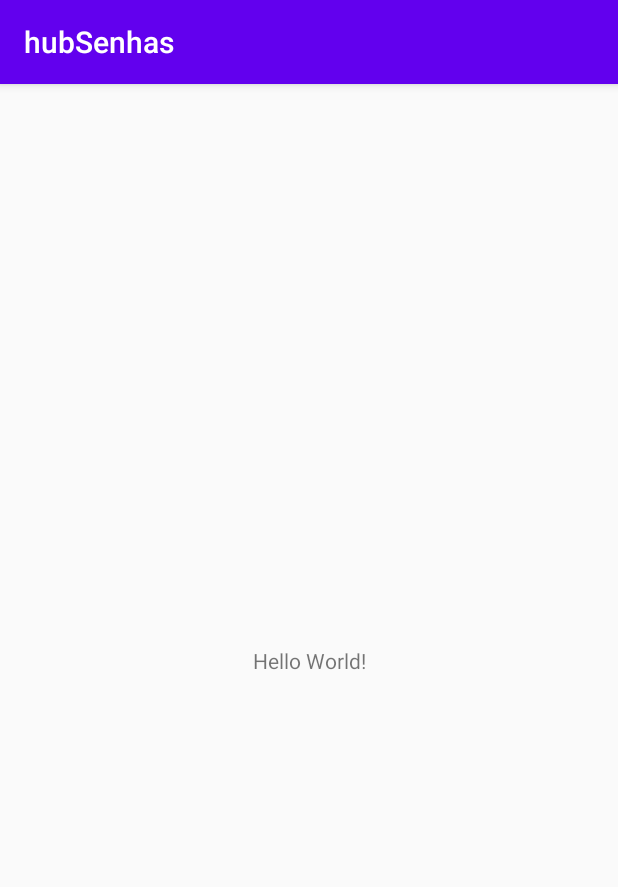
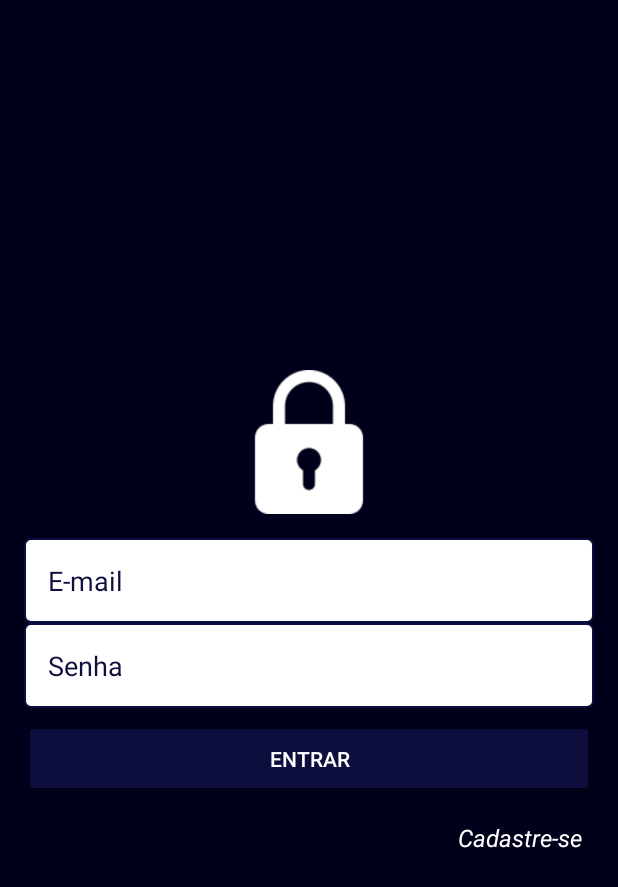
Before and after one commit to juniormargalho/hubSenhas, an Android app: the screen it shows after launch (MainActivity before the commit, LoginActivity after it), on a phone screen of 412 x 824 dp. Shown: the top 887 px of the screen. Run offline under Robolectric (Android 15) with nearby library versions, the phone set to English and light mode, and no system bars.

Commit message:
tela de login

```diff
--- a/app/src/main/AndroidManifest.xml
+++ b/app/src/main/AndroidManifest.xml
@@ -9,7 +9,9 @@
         android:roundIcon="@mipmap/ic_launcher_round"
         android:supportsRtl="true"
         android:theme="@style/AppTheme">
-        <activity android:name=".MainActivity">
+        <activity android:name=".activity.CadastroActivity"></activity>
+        <activity android:name=".activity.LoginActivity" />
+        <activity android:name=".activity.SplashActivity">
             <intent-filter>
                 <action android:name="android.intent.action.MAIN" />
 
--- a/app/src/main/java/com/juniormargalho/projeto2020/hubsenhas/MainActivity.java
+++ /dev/null
@@ -1,14 +0,0 @@
-package com.juniormargalho.projeto2020.hubsenhas;
-
-import androidx.appcompat.app.AppCompatActivity;
-
-import android.os.Bundle;
-
-public class MainActivity extends AppCompatActivity {
-
-    @Override
-    protected void onCreate(Bundle savedInstanceState) {
-        super.onCreate(savedInstanceState);
-        setContentView(R.layout.activity_main);
-    }
-}
--- /dev/null
+++ b/app/src/main/java/com/juniormargalho/projeto2020/hubsenhas/activity/CadastroActivity.java
@@ -0,0 +1,16 @@
+package com.juniormargalho.projeto2020.hubsenhas.activity;
+
+import androidx.appcompat.app.AppCompatActivity;
+
+import android.os.Bundle;
+
+import com.juniormargalho.projeto2020.hubsenhas.R;
+
+public class CadastroActivity extends AppCompatActivity {
+
+    @Override
+    protected void onCreate(Bundle savedInstanceState) {
+        super.onCreate(savedInstanceState);
+        setContentView(R.layout.activity_cadastro);
+    }
+}
--- /dev/null
+++ b/app/src/main/java/com/juniormargalho/projeto2020/hubsenhas/activity/LoginActivity.java
@@ -0,0 +1,17 @@
+package com.juniormargalho.projeto2020.hubsenhas.activity;
+
+import androidx.appcompat.app.AppCompatActivity;
+
+import android.os.Bundle;
+
+import com.juniormargalho.projeto2020.hubsenhas.R;
+
+public class LoginActivity extends AppCompatActivity {
+
+    @Override
+    protected void onCreate(Bundle savedInstanceState) {
+        super.onCreate(savedInstanceState);
+        setContentView(R.layout.activity_login);
+        getSupportActionBar().hide();
+    }
+}
--- /dev/null
+++ b/app/src/main/java/com/juniormargalho/projeto2020/hubsenhas/activity/SplashActivity.java
@@ -0,0 +1,29 @@
+package com.juniormargalho.projeto2020.hubsenhas.activity;
+
+import androidx.appcompat.app.AppCompatActivity;
+
+import android.content.Intent;
+import android.os.Bundle;
+import android.os.Handler;
+
+import com.juniormargalho.projeto2020.hubsenhas.R;
+
+public class SplashActivity extends AppCompatActivity {
+
+    @Override
+    protected void onCreate(Bundle savedInstanceState) {
+        super.onCreate(savedInstanceState);
+        setContentView(R.layout.activity_splash);
+        getSupportActionBar().hide();
+
+        new Handler().postDelayed(new Runnable() {
+            @Override
+            public void run() {
+                Intent i = new Intent(SplashActivity.this, LoginActivity.class);
+                startActivity(i);
+                finish();
+            }
+        }, 3000);
+
+    }
+}
--- /dev/null
+++ b/app/src/main/res/drawable/bg_edit_text.xml
@@ -0,0 +1,9 @@
+<?xml version="1.0" encoding="utf-8"?>
+<shape xmlns:android="http://schemas.android.com/apk/res/android"
+    android:shape="rectangle">
+
+    <solid android:color="@color/colorPrimary"/>
+    <stroke android:width="1dp" android:color="@color/azulClaro"/>
+    <corners android:radius="4dp"/>
+
+</shape>
--- a/app/src/main/res/layout/activity_main.xml
+++ b/app/src/main/res/layout/activity_cadastro.xml
@@ -4,15 +4,6 @@
     xmlns:tools="http://schemas.android.com/tools"
     android:layout_width="match_parent"
     android:layout_height="match_parent"
-    tools:context=".MainActivity">
-
-    <TextView
-        android:layout_width="wrap_content"
-        android:layout_height="wrap_content"
-        android:text="Hello World!"
-        app:layout_constraintBottom_toBottomOf="parent"
-        app:layout_constraintLeft_toLeftOf="parent"
-        app:layout_constraintRight_toRightOf="parent"
-        app:layout_constraintTop_toTopOf="parent" />
+    tools:context=".activity.CadastroActivity">
 
 </androidx.constraintlayout.widget.ConstraintLayout>
--- /dev/null
+++ b/app/src/main/res/layout/activity_login.xml
@@ -0,0 +1,69 @@
+<?xml version="1.0" encoding="utf-8"?>
+<LinearLayout xmlns:android="http://schemas.android.com/apk/res/android"
+    xmlns:app="http://schemas.android.com/apk/res-auto"
+    xmlns:tools="http://schemas.android.com/tools"
+    android:layout_width="match_parent"
+    android:layout_height="match_parent"
+    android:background="@color/colorPrimaryDark"
+    android:gravity="center"
+    android:orientation="vertical"
+    android:padding="16dp"
+    tools:context=".activity.LoginActivity">
+
+    <ImageView
+        android:id="@+id/imageView"
+        android:layout_width="96dp"
+        android:layout_height="96dp"
+        android:layout_marginBottom="16dp"
+        app:srcCompat="@drawable/padlock" />
+
+    <EditText
+        android:id="@+id/editLoginEmail"
+        android:layout_width="match_parent"
+        android:layout_height="wrap_content"
+        android:ems="10"
+        android:hint="E-mail"
+        android:background="@drawable/bg_edit_text"
+        android:padding="16dp"
+        android:inputType="textEmailAddress"
+        android:textColorHint="@color/azulClaro" />
+
+    <EditText
+        android:id="@+id/editLoginSenha"
+        android:layout_width="match_parent"
+        android:layout_height="wrap_content"
+        android:ems="10"
+        android:hint="Senha"
+        android:background="@drawable/bg_edit_text"
+        android:padding="16dp"
+        android:inputType="textPassword"
+        android:layout_marginBottom="8dp"
+        android:textColorHint="@color/azulClaro" />
+
+    <Button
+        android:id="@+id/buttonLoginEntrar"
+        android:layout_width="match_parent"
+        android:layout_height="wrap_content"
+        android:layout_marginBottom="8dp"
+        android:theme="@style/botaoPadrao"
+        android:padding="16dp"
+        android:text="Entrar" />
+
+    <LinearLayout
+        android:layout_width="match_parent"
+        android:layout_height="wrap_content"
+        android:gravity="right"
+        android:orientation="vertical"
+        android:padding="8dp">
+
+        <TextView
+            android:id="@+id/textLoginCadastrese"
+            android:layout_width="wrap_content"
+            android:layout_height="wrap_content"
+            android:text="Cadastre-se"
+            android:textColor="@color/colorPrimary"
+            android:textIsSelectable="false"
+            android:textSize="16sp"
+            android:textStyle="italic" />
+    </LinearLayout>
+</LinearLayout>
--- /dev/null
+++ b/app/src/main/res/layout/activity_splash.xml
@@ -0,0 +1,36 @@
+<?xml version="1.0" encoding="utf-8"?>
+<androidx.constraintlayout.widget.ConstraintLayout xmlns:android="http://schemas.android.com/apk/res/android"
+    xmlns:app="http://schemas.android.com/apk/res-auto"
+    xmlns:tools="http://schemas.android.com/tools"
+    android:layout_width="match_parent"
+    android:layout_height="match_parent"
+    android:background="@color/colorPrimaryDark"
+    tools:context=".activity.SplashActivity">
+
+    <TextView
+        android:id="@+id/textView"
+        android:layout_width="wrap_content"
+        android:layout_height="wrap_content"
+        android:layout_marginBottom="16dp"
+        android:text="Hub Senhas"
+        android:textColor="@color/colorPrimary"
+        android:textColorLink="@color/colorPrimary"
+        android:textSize="48sp"
+        android:textStyle="bold"
+        app:layout_constraintBottom_toTopOf="@+id/imageView2"
+        app:layout_constraintEnd_toEndOf="parent"
+        app:layout_constraintStart_toStartOf="parent"
+        app:layout_constraintTop_toTopOf="parent"
+        app:layout_constraintVertical_chainStyle="packed" />
+
+    <ImageView
+        android:id="@+id/imageView2"
+        android:layout_width="96dp"
+        android:layout_height="96dp"
+        app:layout_constraintBottom_toBottomOf="parent"
+        app:layout_constraintEnd_toEndOf="parent"
+        app:layout_constraintStart_toStartOf="parent"
+        app:layout_constraintTop_toBottomOf="@+id/textView"
+        app:srcCompat="@drawable/padlock" />
+
+</androidx.constraintlayout.widget.ConstraintLayout>
--- a/app/src/main/res/values/colors.xml
+++ b/app/src/main/res/values/colors.xml
@@ -1,6 +1,8 @@
 <?xml version="1.0" encoding="utf-8"?>
 <resources>
-    <color name="colorPrimary">#6200EE</color>
-    <color name="colorPrimaryDark">#3700B3</color>
-    <color name="colorAccent">#03DAC5</color>
+    <color name="colorPrimary">#FFFFFF</color>
+    <color name="colorPrimaryDark">#00001A</color>
+    <color name="colorAccent">#4D0018</color>
+
+    <color name="azulClaro">#0D0D3E</color>
 </resources>
--- a/app/src/main/res/values/styles.xml
+++ b/app/src/main/res/values/styles.xml
@@ -7,4 +7,10 @@
         <item name="colorAccent">@color/colorAccent</item>
     </style>
 
+    <style name="botaoPadrao" parent="Theme.AppCompat.Light">
+        <item name="colorControlHighlight">@color/colorPrimaryDark</item>
+        <item name="colorButtonNormal">@color/azulClaro</item>
+        <item name="android:textColor">@color/colorPrimary</item>
+    </style>
+
 </resources>
```
Also changed, not shown: app/src/main/res/drawable-v24/padlock.png (added).
